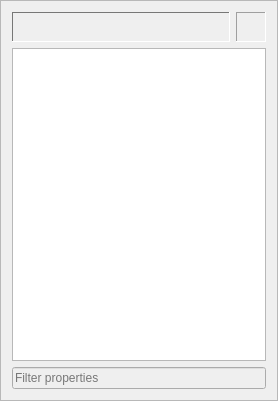
First picture: the form in itempropertieswidget.ui, repository ArashMassoudieh/OpenHydroQual, before the edit.
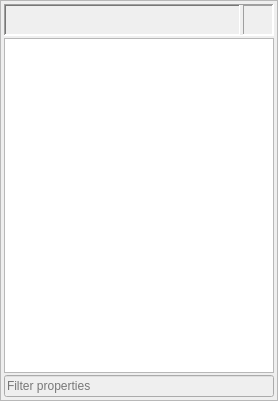
Second picture: the form after the edit.

```diff
--- a/itempropertieswidget.ui
+++ b/itempropertieswidget.ui
@@ -20,8 +20,45 @@
    <number>0</number>
   </property>
   <layout class="QVBoxLayout" name="verticalLayout">
+   <property name="spacing">
+    <number>2</number>
+   </property>
+   <property name="leftMargin">
+    <number>3</number>
+   </property>
+   <property name="topMargin">
+    <number>3</number>
+   </property>
+   <property name="rightMargin">
+    <number>3</number>
+   </property>
+   <property name="bottomMargin">
+    <number>3</number>
+   </property>
    <item>
-    <layout class="QHBoxLayout" name="horizontalLayout">
+    <widget class="QFrame" name="frame">
+     <property name="frameShape">
+      <enum>QFrame::Panel</enum>
+     </property>
+     <property name="frameShadow">
+      <enum>QFrame::Sunken</enum>
+     </property>
+     <layout class="QHBoxLayout" name="horizontalLayout_2">
+      <property name="spacing">
+       <number>3</number>
+      </property>
+      <property name="leftMargin">
+       <number>0</number>
+      </property>
+      <property name="topMargin">
+       <number>0</number>
+      </property>
+      <property name="rightMargin">
+       <number>0</number>
+      </property>
+      <property name="bottomMargin">
+       <number>0</number>
+      </property>
      <item>
       <widget class="QLabel" name="Title">
        <property name="palette">
@@ -503,6 +540,7 @@
       </widget>
      </item>
     </layout>
+    </widget>
    </item>
    <item>
     <widget class="QTableView" name="tableView">
```
Lines whose indentation alone changed are shown as unchanged.
